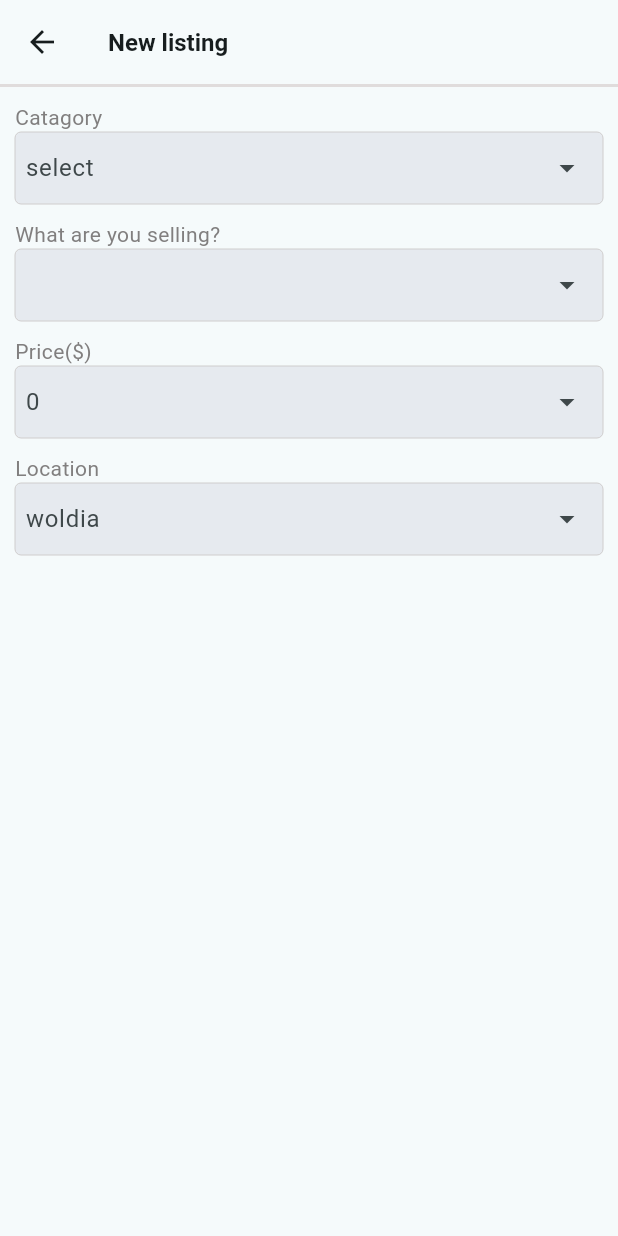
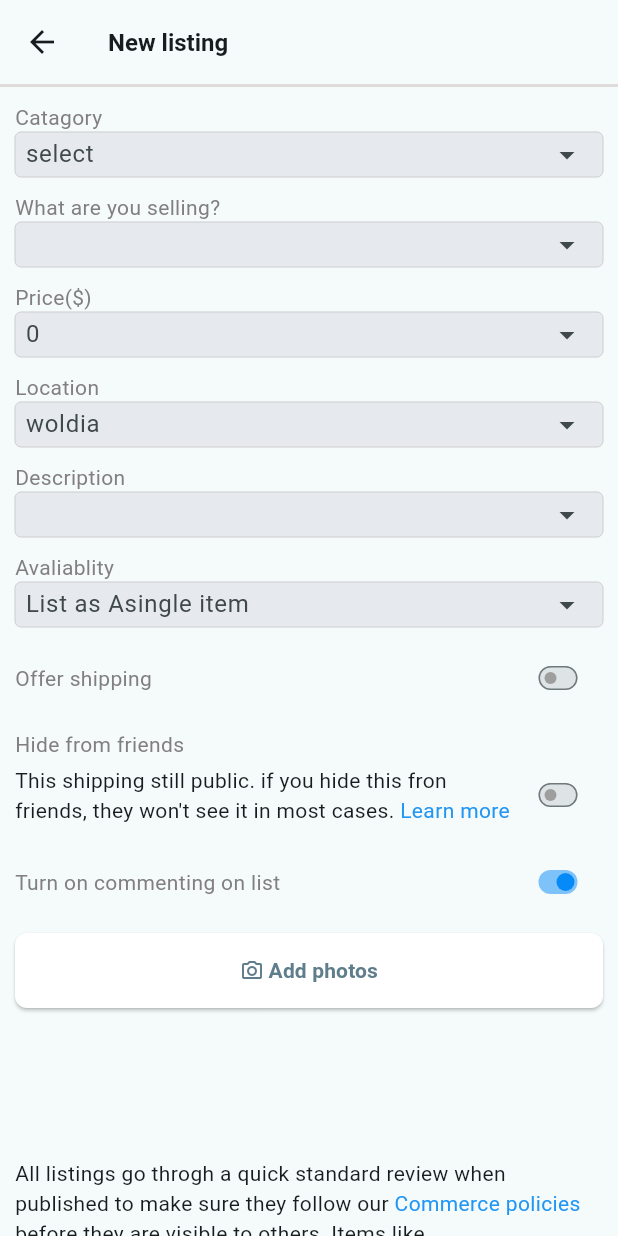
Before and after one commit to dawitendash/lite, a Flutter app: the Sell screen opened directly, on a phone screen of 412 x 824 dp. Run offline on Flutter 3.47's test engine with Material 3 defaults, Android fonts, the phone set to English and light mode, and no system bars; our stand-ins replace font_awesome_flutter.

Commit message:
Commited on March 13 2025 by dave

```diff
--- a/fblite/lib/Components/Header/HeaderRows/SecondRow.dart
+++ b/fblite/lib/Components/Header/HeaderRows/SecondRow.dart
@@ -1,10 +1,10 @@
 import 'package:fblite/Components/Friends/Friends.dart';
-import 'package:fblite/Components/MarketPlace/MarketPlace.dart';
 import 'package:fblite/Components/Messages/NoMessage/messages.dart';
 import 'package:fblite/Components/Notification/NoNofications/Notification.dart';
 import 'package:fblite/Controllers/BuildContainerForNotifivation.dart';
 import 'package:fblite/Controllers/Navigation.dart';
 import 'package:fblite/Views/Home.dart';
+import 'package:fblite/Views/MarketPlace.dart';
 import 'package:fblite/Views/Video.dart';
 import 'package:flutter/material.dart';
 import 'package:font_awesome_flutter/font_awesome_flutter.dart';
@@ -60,7 +60,7 @@ class _secondRowState extends State<SecondRow> {
                 FontAwesomeIcons.bell,
                 color: Color.fromARGB(255, 144, 142, 142),
               ),
-              Buildcontainerfornotifivation(textValue: '99+'),
+              // Buildcontainerfornotifivation(textValue: '99+'),
             ],
           ),
         ),
--- a/fblite/lib/Components/MarketPlace/Input.dart
+++ b/fblite/lib/Components/MarketPlace/Input.dart
@@ -2,11 +2,14 @@ import 'package:flutter/material.dart';
 
 class Input extends StatelessWidget {
   String? textvalue;
-  Input({Key? key, this.textvalue}) : super(key: key);
+  int? maxline;
+  Input({Key? key, this.textvalue, this.maxline}) : super(key: key);
 
   @override
   Widget build(BuildContext context) {
-    return TextField(
+    return Container(
+      height: 30,
+      child: TextField(
         decoration: InputDecoration(
           filled: true,
           fillColor: Color.fromARGB(255, 230, 234, 239),
@@ -20,6 +23,8 @@ class Input extends StatelessWidget {
           suffixIcon: Icon(Icons.arrow_drop_down),
           contentPadding: EdgeInsets.symmetric(vertical: 3, horizontal: 3),
         ),
+        maxLines: maxline,
+      ),
     );
   }
 }
--- a/fblite/lib/Components/MarketPlace/inbox/inbox.dart
+++ b/fblite/lib/Components/MarketPlace/inbox/inbox.dart
@@ -14,15 +14,11 @@ class Inbox extends StatelessWidget {
           children: [
             Row(
               children: [
-                Expanded(child: Buillinkscotainer(textValue: "All")),
-                Expanded(
-                  child: Buillinkscotainer(textValue: "Pending payment"),
-                ),
-                Expanded(child: Buillinkscotainer(textValue: "To be shipped")),
-                Expanded(child: Buillinkscotainer(textValue: "Shipped")),
-                Expanded(
-                  child: Buillinkscotainer(textValue: "Cash on delivery"),
-                ),
+                Buillinkscotainer(textValue: "All"),
+                Buillinkscotainer(textValue: "Pending payment"),
+                Buillinkscotainer(textValue: "To be shipped"),
+                Buillinkscotainer(textValue: "Shipped"),
+                Buillinkscotainer(textValue: "Cash on delivery"),
               ],
             ),
             SizedBox(height: 20),
--- a/fblite/lib/Components/MarketPlace/sell/sell.dart
+++ b/fblite/lib/Components/MarketPlace/sell/sell.dart
@@ -1,12 +1,18 @@
 import 'package:fblite/Components/MarketPlace/Input.dart';
+import 'package:fblite/Components/MarketPlace/swicth_button.dart';
 import 'package:fblite/Controllers/BoldText.dart';
 import 'package:fblite/Controllers/BorderLine.dart';
+import 'package:fblite/Controllers/Button.dart';
 import 'package:fblite/Controllers/NormalText.dart';
 import 'package:flutter/material.dart';
 
-class Sell extends StatelessWidget {
+class Sell extends StatefulWidget {
   const Sell({super.key});
+  @override
+  State<Sell> createState() => _sell();
+}
 
+class _sell extends State<Sell> {
   @override
   Widget build(BuildContext context) {
     return Scaffold(
@@ -25,12 +31,95 @@ class Sell extends StatelessWidget {
             SizedBox(height: 10),
             NormalText("What are you selling?"),
             Input(),
-             SizedBox(height: 10),
+            SizedBox(height: 10),
             NormalText("Price(\$)"),
-            Input(textvalue: 0.toString(),),
-             SizedBox(height: 10),
+            Input(textvalue: 0.toString()),
+            SizedBox(height: 10),
             NormalText("Location"),
-            Input(textvalue:"woldia"),
+            Input(textvalue: "woldia"),
+            SizedBox(height: 10),
+            NormalText("Description"),
+            Input(maxline: 5),
+            SizedBox(height: 10),
+            NormalText("Avaliablity"),
+            Input(textvalue: "List as Asingle item"),
+            SizedBox(height: 10),
+            Row(
+              mainAxisAlignment: MainAxisAlignment.spaceBetween,
+              children: [
+                NormalText("Offer shipping"),
+                SwitchButton(IsOfferDeliverOn: false),
+              ],
+            ),
+            SizedBox(height: 10),
+            NormalText("Hide from friends"),
+            Row(
+              mainAxisAlignment: MainAxisAlignment.spaceBetween,
+              children: [
+                Flexible(
+                  child: Text.rich(
+                    TextSpan(
+                      children: [
+                        TextSpan(
+                          text:
+                              "This shipping still public. if you hide this fron friends, they won't see it in most cases. ",
+                        ),
+                        TextSpan(
+                          text: "Learn more",
+                          style: TextStyle(color: Colors.blue),
+                        ),
+                      ],
+                    ),
+                  ),
+                ),
+                SwitchButton(IsOfferDeliverOn: false),
+              ],
+            ),
+            SizedBox(height: 10),
+            Row(
+              mainAxisAlignment: MainAxisAlignment.spaceBetween,
+              children: [
+                NormalText("Turn on commenting on list"),
+                SwitchButton(IsOfferDeliverOn: true),
+              ],
+            ),
+            SizedBox(height: 10),
+            Button(
+              textValue: "Add photos",
+              method: () {},
+              icon: Icons.camera_alt_outlined,
+              foregroundColor: Colors.blueGrey,
+              backgroundColor: Colors.white,
+            ),
+            SizedBox(height: 100),
+            Text.rich(
+              TextSpan(
+                children: [
+                  TextSpan(
+                    text:
+                        "All listings go throgh a quick standard review when published to make sure they follow our",
+                  ),
+                  TextSpan(
+                    text: " Commerce policies ",
+                    style: TextStyle(color: Colors.blue),
+                  ),
+                  TextSpan(
+                    text:
+                        "before they are visible to others. Items like animals,drugs,weapons, counterfeits and more are not allowed ",
+                  ),
+                ],
+              ),
+            ),
+
+            SizedBox(height: 10),
+            BottomBorderline(),
+            SizedBox(height: 10),
+            Button(
+              textValue: "Publish",
+              method: () {},
+              foregroundColor: Colors.white,
+              backgroundColor: Colors.blue,
+            ),
           ],
         ),
       ),
--- /dev/null
+++ b/fblite/lib/Components/MarketPlace/swicth_button.dart
@@ -0,0 +1,28 @@
+import 'package:flutter/material.dart';
+
+class SwitchButton extends StatefulWidget {
+  bool? IsOfferDeliverOn;
+  SwitchButton({Key? key, this.IsOfferDeliverOn}) : super(key: key);
+
+  @override
+  State<SwitchButton> createState() => _SwicthButtonState();
+}
+
+class _SwicthButtonState extends State<SwitchButton> {
+  @override
+  Widget build(BuildContext context) {
+    return Transform.scale(
+      scale: 0.5,
+      child: Switch(
+        value: widget.IsOfferDeliverOn!,
+        onChanged: (value) {
+          setState(() {
+            widget.IsOfferDeliverOn = value;
+          });
+        },
+        activeColor: const Color.fromARGB(255, 6, 138, 247),
+        inactiveThumbColor: Colors.grey,
+      ),
+    );
+  }
+}
--- a/fblite/lib/Controllers/BuilLinksCotainer.dart
+++ b/fblite/lib/Controllers/BuilLinksCotainer.dart
@@ -26,6 +26,7 @@ class _BuillinkscotainerState extends State<Buillinkscotainer> {
           borderRadius: BorderRadius.circular(20),
         ),
         child: Row(
+          mainAxisSize: MainAxisSize.min,
           children: [
             if (widget.icons != null) ...[Icon(widget.icons)],
             if (widget.textValue != null)
--- a/fblite/lib/Components/MarketPlace/MarketPlace.dart
+++ b/fblite/lib/Views/MarketPlace.dart
@@ -13,12 +13,6 @@ class MarketPlace extends StatefulWidget {
 }
 
 class _MarketPlaceState extends State<MarketPlace> {
-  List images = [
-    "assets/images/test.jpg",
-    "assets/images/test.jpg",
-    "assets/images/test.jpg",
-    "assets/images/test.jpg",
-  ];
   @override
   Widget build(BuildContext context) {
     return Scaffold(
--- a/fblite/lib/Views/Video.dart
+++ b/fblite/lib/Views/Video.dart
@@ -23,7 +23,7 @@ class _videoState extends State<Video> {
         bottom: BottomBorderline(),
       ),
       body: SingleChildScrollView(
-        // padding: EdgeInsets.all(),
+        padding: EdgeInsets.all(10),
         child: Column(
           crossAxisAlignment: CrossAxisAlignment.start,
           children: [
```
Lines whose indentation alone changed are shown as unchanged.
